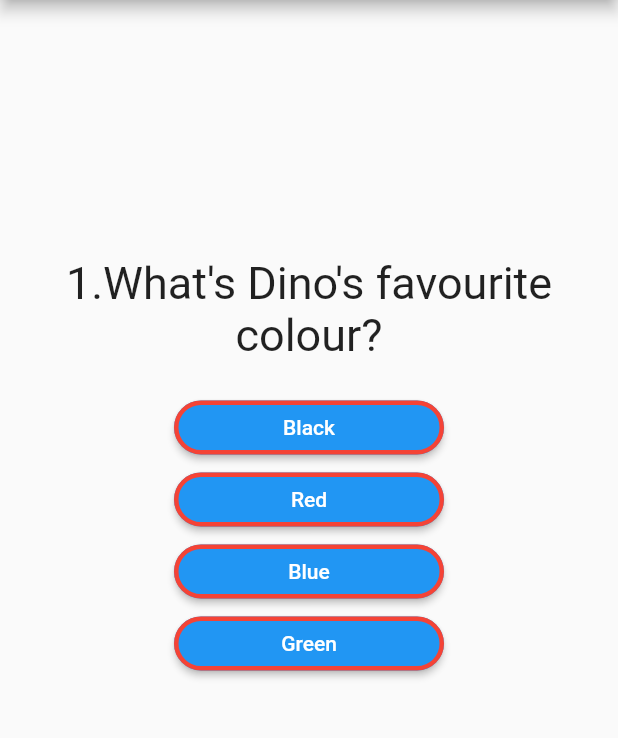
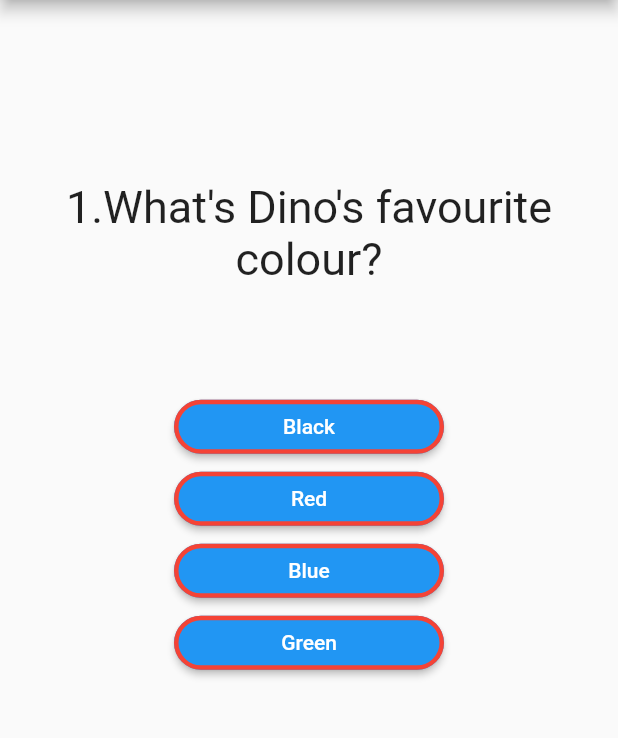
Before and after one commit to DinoM17/QuizApp, a Flutter app: the screen it shows after launch, after a tap on "Dino Quiz", on a phone screen of 412 x 824 dp, the part 84-822 px from its top. Run offline on Flutter 3.47's test engine with Material 2 defaults, Android fonts, the phone set to English and light mode, and no system bars.

Commit message:
All questions and answers are on the same height

```diff
--- a/lib/chooseQuiz.dart
+++ b/lib/chooseQuiz.dart
@@ -16,9 +16,11 @@ class ChooseQuiz extends StatelessWidget {
   Widget build(BuildContext context) {
     return SingleChildScrollView(
       child: Center(
-        heightFactor: 2,
         child: Column(
           children: [
+            const SizedBox(
+              height: 50,
+            ),
             const Question(
               "Choose which quiz you want to take",
             ),
--- a/lib/main.dart
+++ b/lib/main.dart
@@ -87,31 +87,21 @@ class _MyAppState extends State<MyApp> {
   @override
   Widget build(BuildContext context) {
     List<String> _allImages = [];
-    for (var i = 0; i < QuizInfo.quizList.length; i++) {
-      if (!_allImages
-          .contains(QuizInfo.quizes[QuizInfo.quizList[i]]!["rewardImage"])) {
-        _allImages.add(
-            QuizInfo.quizes[QuizInfo.quizList[i]]!["rewardImage"] as String);
+    for (var i in QuizInfo.quizList) {
+      if (!_allImages.contains(QuizInfo.quizes[i]!["rewardImage"])) {
+        _allImages.add(QuizInfo.quizes[i]!["rewardImage"] as String);
       }
-      if (!_allImages.contains(
-          QuizInfo.quizes[QuizInfo.quizList[i]]!["bestResultImage"])) {
-        _allImages.add(QuizInfo.quizes[QuizInfo.quizList[i]]!["bestResultImage"]
-            as String);
+      if (!_allImages.contains(QuizInfo.quizes[i]!["bestResultImage"])) {
+        _allImages.add(QuizInfo.quizes[i]!["bestResultImage"] as String);
       }
-      if (!_allImages
-          .contains(QuizInfo.quizes[QuizInfo.quizList[i]]!["badResultImage"])) {
-        _allImages.add(
-            QuizInfo.quizes[QuizInfo.quizList[i]]!["badResultImage"] as String);
+      if (!_allImages.contains(QuizInfo.quizes[i]!["badResultImage"])) {
+        _allImages.add(QuizInfo.quizes[i]!["badResultImage"] as String);
       }
-      if (!_allImages
-          .contains(QuizInfo.quizes[QuizInfo.quizList[i]]!["okResultImage"])) {
-        _allImages.add(
-            QuizInfo.quizes[QuizInfo.quizList[i]]!["okResultImage"] as String);
+      if (!_allImages.contains(QuizInfo.quizes[i]!["okResultImage"])) {
+        _allImages.add(QuizInfo.quizes[i]!["okResultImage"] as String);
       }
-      if (!_allImages.contains(
-          QuizInfo.quizes[QuizInfo.quizList[i]]!["negativeResultImage"])) {
-        _allImages.add(QuizInfo
-            .quizes[QuizInfo.quizList[i]]!["negativeResultImage"] as String);
+      if (!_allImages.contains(QuizInfo.quizes[i]!["negativeResultImage"])) {
+        _allImages.add(QuizInfo.quizes[i]!["negativeResultImage"] as String);
       }
     }
     for (var i in _allImages) {
--- a/lib/question.dart
+++ b/lib/question.dart
@@ -8,6 +8,7 @@ class Question extends StatelessWidget {
   @override
   Widget build(BuildContext context) {
     return Container(
+      height: 120,
       margin: const EdgeInsets.all(20),
       child: Text(
         questionText,
@@ -15,7 +16,7 @@ class Question extends StatelessWidget {
           fontSize: 30,
         ),
         textAlign: TextAlign.center,
-        maxLines: 2,
+        maxLines: 4,
       ),
     );
   }
--- a/lib/quiz.dart
+++ b/lib/quiz.dart
@@ -18,9 +18,13 @@ class Quiz extends StatelessWidget {
   Widget build(BuildContext context) {
     return SingleChildScrollView(
       child: Center(
-        heightFactor: 2,
+        heightFactor: 1.5,
         child: Column(
+          mainAxisAlignment: MainAxisAlignment.spaceAround,
           children: [
+            const SizedBox(
+              height: 10,
+            ),
             Question(
               (questionIndex + 1).toString() +
                   "." +
```
Also changed, not shown: 1 other file.
